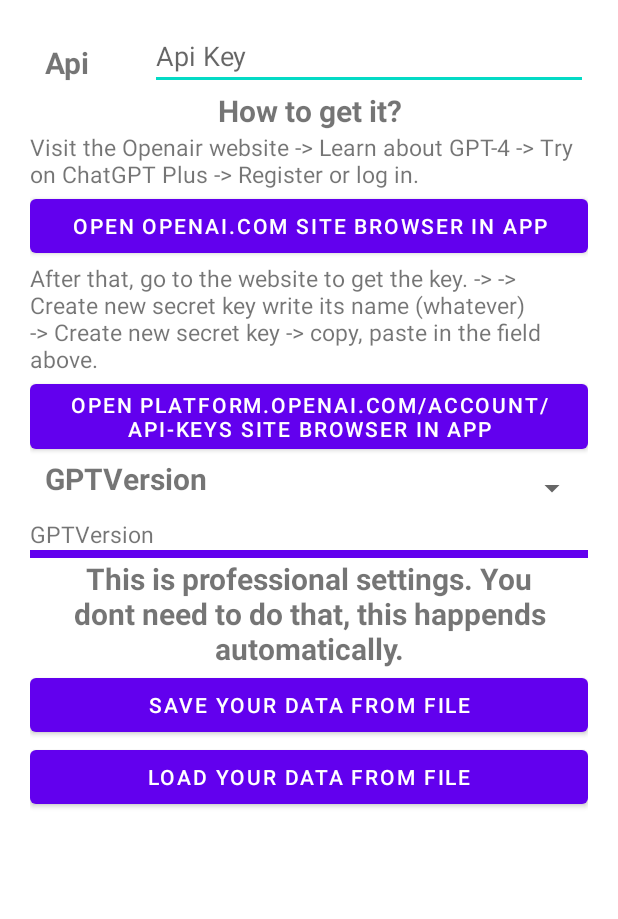
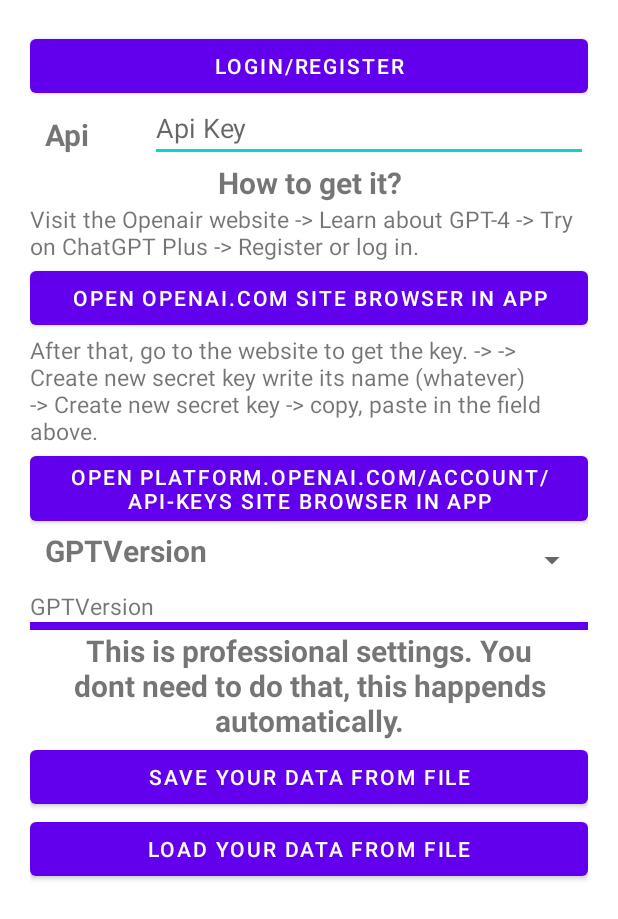
Before and after one commit to MaserPlay/AppAi, an Android app: the layout settings_activity.xml on its own in the app's theme, with its tools: preview values and no code run, on a phone screen of 412 x 824 dp. Shown: the top 919 px of the screen. Run offline under Robolectric (Android 15) with nearby library versions, the phone set to English and light mode, and no system bars.

Commit message:
- added button to login

```diff
--- a/app/src/main/res/layout/settings_activity.xml
+++ b/app/src/main/res/layout/settings_activity.xml
@@ -20,9 +20,16 @@
             android:paddingHorizontal="10dp"
             android:paddingVertical="10dp">
 
+            <Button
+                android:id="@+id/login"
+                android:layout_width="match_parent"
+                android:layout_height="wrap_content"
+                android:text="@string/login_login" />
+
             <LinearLayout
                 android:id="@+id/llApi"
                 android:layout_width="match_parent"
+                android:layout_below="@id/login"
                 android:layout_height="40dp"
                 android:orientation="horizontal">
 
```
Also changed, not shown: app/src/main/res/values/strings.xml (+43 -0 lines), 1 other file.
